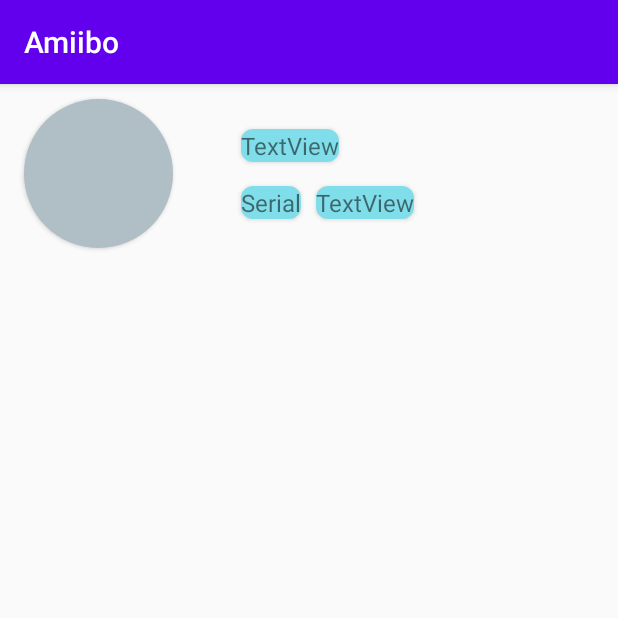
After one commit to AlejandroPerezGarcia/ProyectoFinalCurso, an Android app: the fragment ListFavoritoFragment shown on its own in the app's theme, on a phone screen of 412 x 824 dp, the top half of it. The commit adds this screen. Run offline under Robolectric (Android 15) with nearby library versions, the phone set to English and light mode, and no system bars.

Commit message:
botton funcionando de favorito (detalle de la imagen pero guarda el favorito

```diff
--- a/app/src/main/java/cl/alejandroperez/amiibo/model/api/AmiiboX.kt
+++ b/app/src/main/java/cl/alejandroperez/amiibo/model/api/AmiiboX.kt
@@ -7,5 +7,6 @@ data class AmiiboX(
     val image: String,
     val name: String,
     val tail: String,
-    val type: String
+    val type: String,
+     val favorito: Boolean
 )
--- a/app/src/main/java/cl/alejandroperez/amiibo/model/api/db/EntityAmiibo.kt
+++ b/app/src/main/java/cl/alejandroperez/amiibo/model/api/db/EntityAmiibo.kt
@@ -13,6 +13,8 @@ class EntityAmiibo(
     val image: String,
     val name: String,
     @PrimaryKey val tail: String,
-    val type: String
+    val type: String,
+    var favorite : Boolean
+
 
 )
--- /dev/null
+++ b/app/src/main/java/cl/alejandroperez/amiibo/view/ListFavoritoFragment.kt
@@ -0,0 +1,60 @@
+package cl.alejandroperez.amiibo.view
+
+import android.os.Bundle
+import androidx.fragment.app.Fragment
+import android.view.LayoutInflater
+import android.view.View
+import android.view.ViewGroup
+import cl.alejandroperez.amiibo.R
+
+// TODO: Rename parameter arguments, choose names that match
+// the fragment initialization parameters, e.g. ARG_ITEM_NUMBER
+private const val ARG_PARAM1 = "param1"
+private const val ARG_PARAM2 = "param2"
+
+/**
+ * A simple [Fragment] subclass.
+ * Use the [ListFavoritoFragment.newInstance] factory method to
+ * create an instance of this fragment.
+ */
+class ListFavoritoFragment : Fragment() {
+    // TODO: Rename and change types of parameters
+    private var param1: String? = null
+    private var param2: String? = null
+
+    override fun onCreate(savedInstanceState: Bundle?) {
+        super.onCreate(savedInstanceState)
+        arguments?.let {
+            param1 = it.getString(ARG_PARAM1)
+            param2 = it.getString(ARG_PARAM2)
+        }
+    }
+
+    override fun onCreateView(
+        inflater: LayoutInflater, container: ViewGroup?,
+        savedInstanceState: Bundle?
+    ): View? {
+        // Inflate the layout for this fragment
+        return inflater.inflate(R.layout.fragment_list_favorito, container, false)
+    }
+
+    companion object {
+        /**
+         * Use this factory method to create a new instance of
+         * this fragment using the provided parameters.
+         *
+         * @param param1 Parameter 1.
+         * @param param2 Parameter 2.
+         * @return A new instance of fragment ListFavoritoFragment.
+         */
+        // TODO: Rename and change types and number of parameters
+        @JvmStatic
+        fun newInstance(param1: String, param2: String) =
+            ListFavoritoFragment().apply {
+                arguments = Bundle().apply {
+                    putString(ARG_PARAM1, param1)
+                    putString(ARG_PARAM2, param2)
+                }
+            }
+    }
+}
--- a/app/src/main/java/cl/alejandroperez/amiibo/viewmodel/AmiiboViewModel.kt
+++ b/app/src/main/java/cl/alejandroperez/amiibo/viewmodel/AmiiboViewModel.kt
@@ -24,4 +24,8 @@ class AmiiboViewModel (application: Application) : AndroidViewModel(application)
         datoSelecionado.value = amiibo
     }
 
+    fun actualizar(amiibo: EntityAmiibo){
+        repository.updateObjet(amiibo)
+    }
+
 }
--- /dev/null
+++ b/app/src/main/res/drawable/ic_baseline_favorite_whither_24.xml
@@ -0,0 +1,5 @@
+<vector android:height="24dp" android:tint="#F9F9F9"
+    android:viewportHeight="24" android:viewportWidth="24"
+    android:width="24dp" xmlns:android="http://schemas.android.com/apk/res/android">
+    <path android:fillColor="@android:color/white" android:pathData="M16.5,3c-1.74,0 -3.41,0.81 -4.5,2.09C10.91,3.81 9.24,3 7.5,3 4.42,3 2,5.42 2,8.5c0,3.78 3.4,6.86 8.55,11.54L12,21.35l1.45,-1.32C18.6,15.36 22,12.28 22,8.5 22,5.42 19.58,3 16.5,3zM12.1,18.55l-0.1,0.1 -0.1,-0.1C7.14,14.24 4,11.39 4,8.5 4,6.5 5.5,5 7.5,5c1.54,0 3.04,0.99 3.57,2.36h1.87C13.46,5.99 14.96,5 16.5,5c2,0 3.5,1.5 3.5,3.5 0,2.89 -3.14,5.74 -7.9,10.05z"/>
+</vector>
--- /dev/null
+++ b/app/src/main/res/drawable/ic_baseline_sentiment_satisfied_alt_24.xml
@@ -0,0 +1,9 @@
+<vector android:height="24dp" android:tint="#14F902"
+    android:viewportHeight="24" android:viewportWidth="24"
+    android:width="24dp" xmlns:android="http://schemas.android.com/apk/res/android">
+    <path android:fillColor="@android:color/white" android:pathData="M15.5,9.5m-1.5,0a1.5,1.5 0,1 1,3 0a1.5,1.5 0,1 1,-3 0"/>
+    <path android:fillColor="@android:color/white" android:pathData="M8.5,9.5m-1.5,0a1.5,1.5 0,1 1,3 0a1.5,1.5 0,1 1,-3 0"/>
+    <path android:fillColor="@android:color/white" android:pathData="M15.5,9.5m-1.5,0a1.5,1.5 0,1 1,3 0a1.5,1.5 0,1 1,-3 0"/>
+    <path android:fillColor="@android:color/white" android:pathData="M8.5,9.5m-1.5,0a1.5,1.5 0,1 1,3 0a1.5,1.5 0,1 1,-3 0"/>
+    <path android:fillColor="@android:color/white" android:pathData="M11.99,2C6.47,2 2,6.48 2,12s4.47,10 9.99,10C17.52,22 22,17.52 22,12S17.52,2 11.99,2zM12,20c-4.42,0 -8,-3.58 -8,-8s3.58,-8 8,-8 8,3.58 8,8 -3.58,8 -8,8zM12,17.5c2.33,0 4.32,-1.45 5.12,-3.5h-1.67c-0.69,1.19 -1.97,2 -3.45,2s-2.75,-0.81 -3.45,-2L6.88,14c0.8,2.05 2.79,3.5 5.12,3.5z"/>
+</vector>
--- /dev/null
+++ b/app/src/main/res/drawable/ic_baseline_sentiment_very_dissatisfied_24.xml
@@ -0,0 +1,7 @@
+<vector android:height="24dp" android:tint="#F90C16"
+    android:viewportHeight="24" android:viewportWidth="24"
+    android:width="24dp" xmlns:android="http://schemas.android.com/apk/res/android">
+    <path android:fillColor="@android:color/white" android:pathData="M15.5,9.5m-1.5,0a1.5,1.5 0,1 1,3 0a1.5,1.5 0,1 1,-3 0"/>
+    <path android:fillColor="@android:color/white" android:pathData="M8.5,9.5m-1.5,0a1.5,1.5 0,1 1,3 0a1.5,1.5 0,1 1,-3 0"/>
+    <path android:fillColor="@android:color/white" android:pathData="M11.99,2C6.47,2 2,6.48 2,12s4.47,10 9.99,10C17.52,22 22,17.52 22,12S17.52,2 11.99,2zM12,20c-4.42,0 -8,-3.58 -8,-8s3.58,-8 8,-8 8,3.58 8,8 -3.58,8 -8,8zM12,14c-2.33,0 -4.32,1.45 -5.12,3.5h1.67c0.69,-1.19 1.97,-2 3.45,-2s2.75,0.81 3.45,2h1.67c-0.8,-2.05 -2.79,-3.5 -5.12,-3.5z"/>
+</vector>
--- /dev/null
+++ b/app/src/main/res/drawable/ic_baseline_wither_24.xml
@@ -0,0 +1,5 @@
+<vector android:height="24dp" android:tint="#F9F9F9"
+    android:viewportHeight="24" android:viewportWidth="24"
+    android:width="24dp" xmlns:android="http://schemas.android.com/apk/res/android">
+    <path android:fillColor="@android:color/white" android:pathData="M12,21.35l-1.45,-1.32C5.4,15.36 2,12.28 2,8.5 2,5.42 4.42,3 7.5,3c1.74,0 3.41,0.81 4.5,2.09C13.09,3.81 14.76,3 16.5,3 19.58,3 22,5.42 22,8.5c0,3.78 -3.4,6.86 -8.55,11.54L12,21.35z"/>
+</vector>
--- /dev/null
+++ b/app/src/main/res/layout/fragment_list_favorito.xml
@@ -0,0 +1,81 @@
+<?xml version="1.0" encoding="utf-8"?>
+<androidx.constraintlayout.widget.ConstraintLayout xmlns:android="http://schemas.android.com/apk/res/android"
+    xmlns:app="http://schemas.android.com/apk/res-auto"
+    xmlns:tools="http://schemas.android.com/tools"
+    android:layout_width="match_parent"
+    android:layout_height="wrap_content"
+    tools:context=".view.ListFavoritoFragment">
+
+
+    <TextView
+        android:id="@+id/textViewTailFavorito"
+        android:layout_width="wrap_content"
+        android:layout_height="wrap_content"
+        android:layout_marginStart="10dp"
+        android:layout_marginEnd="48dp"
+        android:background="@drawable/myrectlist"
+        android:elevation="2dp"
+        android:fontFamily="@font/bauhaus"
+        android:text="TextView"
+        android:textSize="16dp"
+
+        app:layout_constraintBottom_toBottomOf="@+id/textView"
+        app:layout_constraintEnd_toEndOf="parent"
+        app:layout_constraintHorizontal_bias="0.0"
+        app:layout_constraintStart_toEndOf="@+id/textView"
+        app:layout_constraintTop_toTopOf="@+id/textView"
+        app:layout_constraintVertical_bias="0.0" />
+
+    <TextView
+        android:id="@+id/textViewNameFavorito"
+        android:layout_width="wrap_content"
+        android:layout_height="wrap_content"
+        android:layout_marginStart="30dp"
+        android:layout_marginTop="30dp"
+        android:background="@drawable/myrectlist"
+        android:elevation="2dp"
+        android:fontFamily="@font/bauhaus"
+        android:text="TextView"
+        android:textSize="16dp"
+        app:layout_constraintStart_toStartOf="@+id/guideline"
+        app:layout_constraintTop_toTopOf="parent" />
+
+    <ImageView
+        android:id="@+id/imageViewImageFavorito"
+        android:layout_width="99dp"
+        android:layout_height="99dp"
+        android:layout_marginStart="10dp"
+        android:layout_marginTop="10dp"
+        android:layout_marginEnd="10dp"
+        android:layout_marginBottom="10dp"
+        android:background="@drawable/mycircle"
+        android:elevation="2dp"
+        android:foregroundGravity="center"
+        app:layout_constraintBottom_toBottomOf="parent"
+        app:layout_constraintEnd_toStartOf="@+id/guideline"
+        app:layout_constraintStart_toStartOf="parent"
+        app:layout_constraintTop_toTopOf="parent" />
+
+    <TextView
+        android:id="@+id/textView"
+        android:layout_width="wrap_content"
+        android:layout_height="wrap_content"
+        android:layout_marginStart="30dp"
+        android:layout_marginTop="50dp"
+        android:background="@drawable/myrectlist"
+        android:elevation="2dp"
+        android:fontFamily="@font/bauhaus"
+        android:text="Serial"
+        android:textSize="16dp"
+        app:layout_constraintBottom_toBottomOf="parent"
+        app:layout_constraintStart_toStartOf="@+id/guideline"
+        app:layout_constraintTop_toTopOf="parent"
+        app:layout_constraintVertical_bias="0.379" />
+
+    <androidx.constraintlayout.widget.Guideline
+        android:id="@+id/guideline"
+        android:layout_width="wrap_content"
+        android:layout_height="wrap_content"
+        android:orientation="vertical"
+        app:layout_constraintGuide_begin="131dp" />
+</androidx.constraintlayout.widget.ConstraintLayout>
```
Also changed, not shown: app/src/main/java/cl/alejandroperez/amiibo/model/api/Repository.kt (+8 -1 lines), app/src/main/java/cl/alejandroperez/amiibo/model/api/db/AmiiboDao.kt (+5 -5 lines), app/src/main/java/cl/alejandroperez/amiibo/view/AmiiboDetailFragment.kt (+24 -20 lines), app/src/main/java/cl/alejandroperez/amiibo/view/Fragment_Favorite.kt (added, +60 -0 lines), app/src/main/java/cl/alejandroperez/amiibo/view/MainActivity.kt (+0 -10 lines), app/src/main/res/layout-land/fragment_amiibo_detail.xml (+53 -21 lines), app/src/main/res/layout-land/fragment_amiibo_list.xml (added, +26 -0 lines), app/src/main/res/layout/fragment__favorite.xml (added, +22 -0 lines), app/src/main/res/layout/fragment_amiibo_detail.xml (+23 -1 lines).
